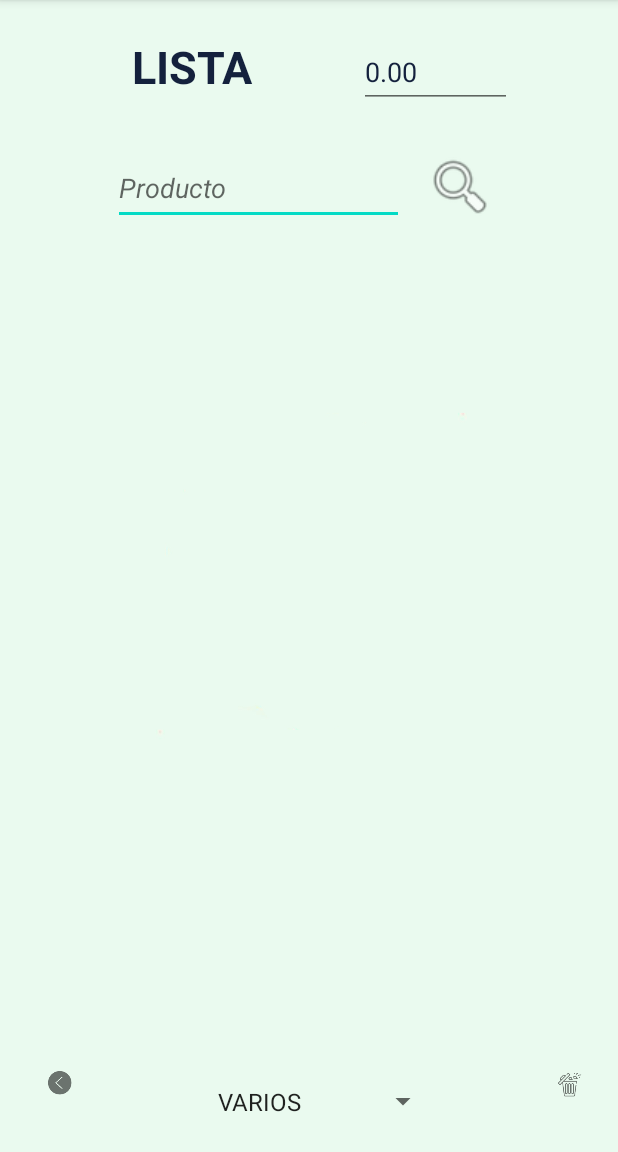
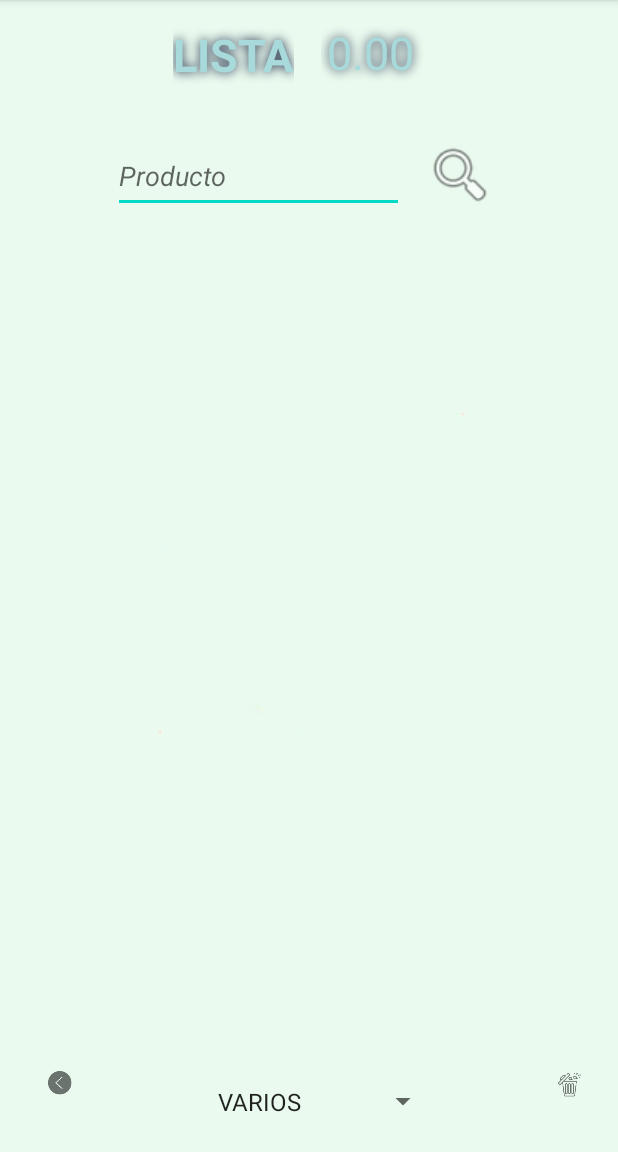
Before and after one commit to YagoHD/AhorroPlus, an Android app: the MyListActivity screen opened directly, with no data from a screen before it, on a phone screen of 412 x 824 dp, the part 84-1236 px from its top. Run offline under Robolectric (Android 15) with nearby library versions, the phone set to English and light mode, and no system bars.

Commit message:
MOD: Cambios esteticos y en el layout. Los productos se mmuestran de una forma algo mas ordenada y cambios esteticos en el fondo y textos de la APP

```diff
--- a/app/src/main/java/com/example/ahorroplus/ViewHolder.java
+++ b/app/src/main/java/com/example/ahorroplus/ViewHolder.java
@@ -36,10 +36,10 @@ public class ViewHolder extends RecyclerView.ViewHolder{
             @Override
             public void onClick(View view) {
                 if(checkBoxComprado.isChecked()) {
-                    nombreProducto.setTextColor(Color.parseColor("#FFFFFF"));
+                    nombreProducto.setTextColor(Color.parseColor("#e63946"));
                     nombreProducto.setPaintFlags(nombreProducto.getPaintFlags() | Paint.STRIKE_THRU_TEXT_FLAG);
                 }else{
-                    nombreProducto.setTextColor(Color.parseColor("#6b736e"));
+                    nombreProducto.setTextColor(Color.parseColor("#1d3557"));
                     nombreProducto.setPaintFlags(nombreProducto.getPaintFlags() & (~ Paint.STRIKE_THRU_TEXT_FLAG));
                 }
             }
--- a/app/src/main/res/layout/activity_my_list.xml
+++ b/app/src/main/res/layout/activity_my_list.xml
@@ -11,13 +11,15 @@
         android:id="@+id/tituloLISTA"
         android:layout_width="wrap_content"
         android:layout_height="wrap_content"
-        android:layout_marginTop="24dp"
+        android:layout_marginTop="16dp"
+        android:shadowColor="#14213d"
+        android:shadowRadius="8"
         android:text="LISTA"
-        android:textColor="#14213d"
+        android:textColor="#a8dadc"
         android:textSize="30dp"
         android:textStyle="bold"
         app:layout_constraintEnd_toEndOf="parent"
-        app:layout_constraintHorizontal_bias="0.266"
+        app:layout_constraintHorizontal_bias="0.348"
         app:layout_constraintStart_toStartOf="parent"
         app:layout_constraintTop_toTopOf="parent" />
 
@@ -75,14 +77,19 @@
 
     <EditText
         android:id="@+id/precio"
-        android:layout_width="102dp"
-        android:layout_height="48dp"
-        android:layout_marginTop="24dp"
+        android:layout_width="108dp"
+        android:layout_height="58dp"
+        android:layout_marginTop="8dp"
+        android:backgroundTint="@android:color/transparent"
         android:ems="10"
-        android:textColor="#14213d"
         android:inputType="number"
+        android:shadowColor="#14213d"
+        android:shadowRadius="8"
         android:text="0.0"
+        android:textColor="#a8dadc"
+        android:textSize="30dp"
         app:layout_constraintEnd_toEndOf="parent"
+        app:layout_constraintHorizontal_bias="0.168"
         app:layout_constraintStart_toEndOf="@+id/tituloLISTA"
         app:layout_constraintTop_toTopOf="parent" />
 
```
Also changed, not shown: app/src/main/res/layout/activity_main.xml (+6 -4 lines), app/src/main/res/layout/view_holder.xml (+11 -8 lines), app/src/main/res/drawable-hdpi/imagenimagen.jpg (added).
